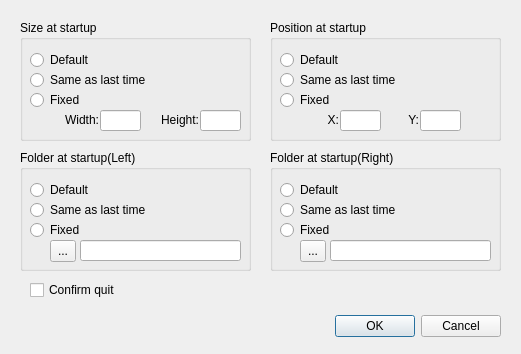
First picture: the form in optiondialog.ui, repository haraki/farman, before the edit.
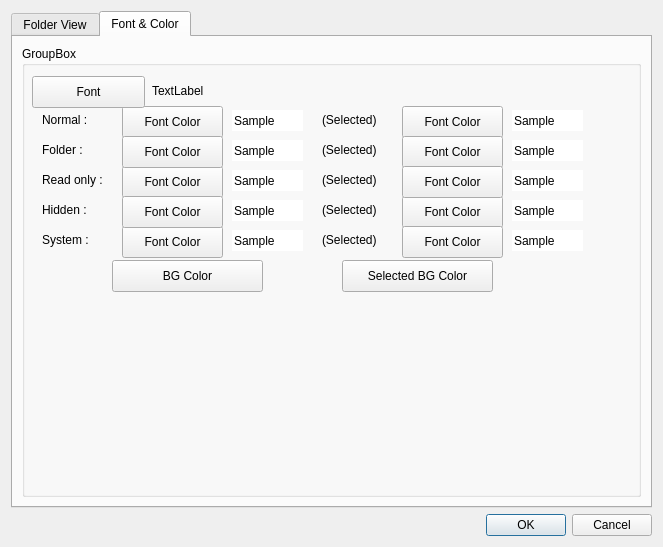
Second picture: the form after the edit.

Commit message: added font and color in option dialog.

```diff
--- a/optiondialog.ui
+++ b/optiondialog.ui
@@ -6,38 +6,26 @@
    <rect>
     <x>0</x>
     <y>0</y>
-    <width>521</width>
-    <height>354</height>
+    <width>663</width>
+    <height>547</height>
    </rect>
   </property>
   <property name="windowTitle">
    <string>Dialog</string>
   </property>
-  <widget class="QDialogButtonBox" name="buttonBox">
-   <property name="geometry">
-    <rect>
-     <x>160</x>
-     <y>310</y>
-     <width>341</width>
-     <height>32</height>
-    </rect>
-   </property>
-   <property name="orientation">
-    <enum>Qt::Horizontal</enum>
-   </property>
-   <property name="standardButtons">
-    <set>QDialogButtonBox::Cancel|QDialogButtonBox::Ok</set>
-   </property>
-  </widget>
+  <layout class="QVBoxLayout" name="verticalLayout">
+   <item>
+    <widget class="QTabWidget" name="tabWidget">
+     <property name="currentIndex">
+      <number>1</number>
+     </property>
+     <widget class="QWidget" name="folderViewTab">
+      <attribute name="title">
+       <string>Folder View</string>
+      </attribute>
+      <layout class="QGridLayout" name="gridLayout">
+       <item row="0" column="0">
   <widget class="QGroupBox" name="sizeAtStartupGroupBox">
-   <property name="geometry">
-    <rect>
-     <x>20</x>
-     <y>20</y>
-     <width>231</width>
-     <height>121</height>
-    </rect>
-   </property>
    <property name="title">
     <string>Size at startup</string>
    </property>
@@ -133,119 +121,9 @@
     </property>
    </widget>
   </widget>
-  <widget class="QGroupBox" name="positionAtStartupGroupBox">
-   <property name="geometry">
-    <rect>
-     <x>270</x>
-     <y>20</y>
-     <width>231</width>
-     <height>121</height>
-    </rect>
-   </property>
-   <property name="title">
-    <string>Position at startup</string>
-   </property>
-   <widget class="QLabel" name="positionYLabel">
-    <property name="geometry">
-     <rect>
-      <x>128</x>
-      <y>92</y>
-      <width>21</width>
-      <height>16</height>
-     </rect>
-    </property>
-    <property name="text">
-     <string>Y:</string>
-    </property>
-    <property name="alignment">
-     <set>Qt::AlignRight|Qt::AlignTrailing|Qt::AlignVCenter</set>
-    </property>
-   </widget>
-   <widget class="QLabel" name="positionXLabel">
-    <property name="geometry">
-     <rect>
-      <x>48</x>
-      <y>92</y>
-      <width>21</width>
-      <height>16</height>
-     </rect>
-    </property>
-    <property name="text">
-     <string>X:</string>
-    </property>
-    <property name="alignment">
-     <set>Qt::AlignRight|Qt::AlignTrailing|Qt::AlignVCenter</set>
-    </property>
-   </widget>
-   <widget class="QLineEdit" name="positionXLineEdit">
-    <property name="geometry">
-     <rect>
-      <x>70</x>
-      <y>90</y>
-      <width>41</width>
-      <height>21</height>
-     </rect>
-    </property>
-   </widget>
-   <widget class="QRadioButton" name="positionLastTimeRadioButton">
-    <property name="geometry">
-     <rect>
-      <x>10</x>
-      <y>50</y>
-      <width>141</width>
-      <height>20</height>
-     </rect>
-    </property>
-    <property name="text">
-     <string>Same as last time</string>
-    </property>
-   </widget>
-   <widget class="QLineEdit" name="positionYLineEdit">
-    <property name="geometry">
-     <rect>
-      <x>150</x>
-      <y>90</y>
-      <width>41</width>
-      <height>21</height>
-     </rect>
-    </property>
-   </widget>
-   <widget class="QRadioButton" name="positionDefaultRadioButton">
-    <property name="geometry">
-     <rect>
-      <x>10</x>
-      <y>30</y>
-      <width>100</width>
-      <height>20</height>
-     </rect>
-    </property>
-    <property name="text">
-     <string>Default</string>
-    </property>
-   </widget>
-   <widget class="QRadioButton" name="positionFixedRadioButton">
-    <property name="geometry">
-     <rect>
-      <x>10</x>
-      <y>70</y>
-      <width>100</width>
-      <height>20</height>
-     </rect>
-    </property>
-    <property name="text">
-     <string>Fixed</string>
-    </property>
-   </widget>
-  </widget>
+       </item>
+       <item row="1" column="0">
   <widget class="QGroupBox" name="leftFolderAtStartupGroupBox">
-   <property name="geometry">
-    <rect>
-     <x>20</x>
-     <y>150</y>
-     <width>231</width>
-     <height>121</height>
-    </rect>
-   </property>
    <property name="title">
     <string>Folder at startup(Left)</string>
    </property>
@@ -312,15 +190,9 @@
     </property>
    </widget>
   </widget>
+       </item>
+       <item row="1" column="1">
   <widget class="QGroupBox" name="rightFolderAtStartupGroupBox">
-   <property name="geometry">
-    <rect>
-     <x>270</x>
-     <y>150</y>
-     <width>231</width>
-     <height>121</height>
-    </rect>
-   </property>
    <property name="title">
     <string>Folder at startup(Right)</string>
    </property>
@@ -387,19 +259,673 @@
     </property>
    </widget>
   </widget>
+       </item>
+       <item row="0" column="1">
+        <widget class="QGroupBox" name="positionAtStartupGroupBox">
+         <property name="title">
+          <string>Position at startup</string>
+         </property>
+         <widget class="QLabel" name="positionYLabel">
+          <property name="geometry">
+           <rect>
+            <x>128</x>
+            <y>92</y>
+            <width>21</width>
+            <height>16</height>
+           </rect>
+          </property>
+          <property name="text">
+           <string>Y:</string>
+          </property>
+          <property name="alignment">
+           <set>Qt::AlignRight|Qt::AlignTrailing|Qt::AlignVCenter</set>
+          </property>
+         </widget>
+         <widget class="QLabel" name="positionXLabel">
+          <property name="geometry">
+           <rect>
+            <x>48</x>
+            <y>92</y>
+            <width>21</width>
+            <height>16</height>
+           </rect>
+          </property>
+          <property name="text">
+           <string>X:</string>
+          </property>
+          <property name="alignment">
+           <set>Qt::AlignRight|Qt::AlignTrailing|Qt::AlignVCenter</set>
+          </property>
+         </widget>
+         <widget class="QLineEdit" name="positionXLineEdit">
+          <property name="geometry">
+           <rect>
+            <x>70</x>
+            <y>90</y>
+            <width>41</width>
+            <height>21</height>
+           </rect>
+          </property>
+         </widget>
+         <widget class="QRadioButton" name="positionLastTimeRadioButton">
+          <property name="geometry">
+           <rect>
+            <x>10</x>
+            <y>50</y>
+            <width>141</width>
+            <height>20</height>
+           </rect>
+          </property>
+          <property name="text">
+           <string>Same as last time</string>
+          </property>
+         </widget>
+         <widget class="QLineEdit" name="positionYLineEdit">
+          <property name="geometry">
+           <rect>
+            <x>150</x>
+            <y>90</y>
+            <width>41</width>
+            <height>21</height>
+           </rect>
+          </property>
+         </widget>
+         <widget class="QRadioButton" name="positionDefaultRadioButton">
+          <property name="geometry">
+           <rect>
+            <x>10</x>
+            <y>30</y>
+            <width>100</width>
+            <height>20</height>
+           </rect>
+          </property>
+          <property name="text">
+           <string>Default</string>
+          </property>
+         </widget>
+         <widget class="QRadioButton" name="positionFixedRadioButton">
+          <property name="geometry">
+           <rect>
+            <x>10</x>
+            <y>70</y>
+            <width>100</width>
+            <height>20</height>
+           </rect>
+          </property>
+          <property name="text">
+           <string>Fixed</string>
+          </property>
+         </widget>
+        </widget>
+       </item>
+       <item row="2" column="0">
   <widget class="QCheckBox" name="confirmQuitCheckBox">
-   <property name="geometry">
-    <rect>
-     <x>30</x>
-     <y>280</y>
-     <width>121</width>
-     <height>20</height>
-    </rect>
-   </property>
    <property name="text">
     <string>Confirm quit</string>
    </property>
   </widget>
+       </item>
+      </layout>
+     </widget>
+     <widget class="QWidget" name="fontAndColorTab">
+      <attribute name="title">
+       <string>Font &amp;&amp; Color</string>
+      </attribute>
+      <layout class="QVBoxLayout" name="verticalLayout_4">
+       <item>
+        <widget class="QGroupBox" name="groupBox">
+         <property name="title">
+          <string>GroupBox</string>
+         </property>
+         <widget class="QLineEdit" name="fontAndColorFolderViewSystemSelectedLineEdit">
+          <property name="geometry">
+           <rect>
+            <x>490</x>
+            <y>184</y>
+            <width>71</width>
+            <height>21</height>
+           </rect>
+          </property>
+          <property name="focusPolicy">
+           <enum>Qt::NoFocus</enum>
+          </property>
+          <property name="text">
+           <string>Sample</string>
+          </property>
+          <property name="frame">
+           <bool>false</bool>
+          </property>
+          <property name="readOnly">
+           <bool>true</bool>
+          </property>
+         </widget>
+         <widget class="QLabel" name="fontAndColorFolderViewFontLabel">
+          <property name="geometry">
+           <rect>
+            <x>130</x>
+            <y>37</y>
+            <width>311</width>
+            <height>16</height>
+           </rect>
+          </property>
+          <property name="text">
+           <string>TextLabel</string>
+          </property>
+         </widget>
+         <widget class="QLineEdit" name="fontAndColorFolderViewFolderSelectedLineEdit">
+          <property name="geometry">
+           <rect>
+            <x>490</x>
+            <y>94</y>
+            <width>71</width>
+            <height>21</height>
+           </rect>
+          </property>
+          <property name="focusPolicy">
+           <enum>Qt::NoFocus</enum>
+          </property>
+          <property name="text">
+           <string>Sample</string>
+          </property>
+          <property name="frame">
+           <bool>false</bool>
+          </property>
+          <property name="readOnly">
+           <bool>true</bool>
+          </property>
+         </widget>
+         <widget class="QLineEdit" name="fontAndColorFolderViewReadOnlyLineEdit">
+          <property name="geometry">
+           <rect>
+            <x>210</x>
+            <y>124</y>
+            <width>71</width>
+            <height>21</height>
+           </rect>
+          </property>
+          <property name="focusPolicy">
+           <enum>Qt::NoFocus</enum>
+          </property>
+          <property name="text">
+           <string>Sample</string>
+          </property>
+          <property name="frame">
+           <bool>false</bool>
+          </property>
+          <property name="readOnly">
+           <bool>true</bool>
+          </property>
+         </widget>
+         <widget class="QPushButton" name="fontAndColorFolderViewChooseHiddenSelectedColorPushButton">
+          <property name="geometry">
+           <rect>
+            <x>380</x>
+            <y>150</y>
+            <width>101</width>
+            <height>32</height>
+           </rect>
+          </property>
+          <property name="text">
+           <string>Font Color</string>
+          </property>
+         </widget>
+         <widget class="QLineEdit" name="fontAndColorFolderViewReadOnlySelectedLineEdit">
+          <property name="geometry">
+           <rect>
+            <x>490</x>
+            <y>124</y>
+            <width>71</width>
+            <height>21</height>
+           </rect>
+          </property>
+          <property name="focusPolicy">
+           <enum>Qt::NoFocus</enum>
+          </property>
+          <property name="text">
+           <string>Sample</string>
+          </property>
+          <property name="frame">
+           <bool>false</bool>
+          </property>
+          <property name="readOnly">
+           <bool>true</bool>
+          </property>
+         </widget>
+         <widget class="QPushButton" name="fontAndColorFolderViewChooseReadOnlyColorPushButton">
+          <property name="geometry">
+           <rect>
+            <x>100</x>
+            <y>120</y>
+            <width>101</width>
+            <height>32</height>
+           </rect>
+          </property>
+          <property name="text">
+           <string>Font Color</string>
+          </property>
+         </widget>
+         <widget class="QPushButton" name="fontAndColorFolderViewChooseNormalSelectedColorPushButton">
+          <property name="geometry">
+           <rect>
+            <x>380</x>
+            <y>60</y>
+            <width>101</width>
+            <height>32</height>
+           </rect>
+          </property>
+          <property name="text">
+           <string>Font Color</string>
+          </property>
+         </widget>
+         <widget class="QPushButton" name="fontAndColorFolderViewChooseFolderSelectedColorPushButton">
+          <property name="geometry">
+           <rect>
+            <x>380</x>
+            <y>90</y>
+            <width>101</width>
+            <height>32</height>
+           </rect>
+          </property>
+          <property name="text">
+           <string>Font Color</string>
+          </property>
+         </widget>
+         <widget class="QPushButton" name="fontAndColorFolderViewChooseNormalColorPushButton">
+          <property name="geometry">
+           <rect>
+            <x>100</x>
+            <y>60</y>
+            <width>101</width>
+            <height>32</height>
+           </rect>
+          </property>
+          <property name="text">
+           <string>Font Color</string>
+          </property>
+         </widget>
+         <widget class="QLineEdit" name="fontAndColorFolderViewSystemLineEdit">
+          <property name="geometry">
+           <rect>
+            <x>210</x>
+            <y>184</y>
+            <width>71</width>
+            <height>21</height>
+           </rect>
+          </property>
+          <property name="focusPolicy">
+           <enum>Qt::NoFocus</enum>
+          </property>
+          <property name="text">
+           <string>Sample</string>
+          </property>
+          <property name="frame">
+           <bool>false</bool>
+          </property>
+          <property name="readOnly">
+           <bool>true</bool>
+          </property>
+         </widget>
+         <widget class="QPushButton" name="fontAndColorFolderViewChooseBGColorPushButton">
+          <property name="geometry">
+           <rect>
+            <x>90</x>
+            <y>214</y>
+            <width>151</width>
+            <height>32</height>
+           </rect>
+          </property>
+          <property name="text">
+           <string>BG Color</string>
+          </property>
+         </widget>
+         <widget class="QLabel" name="fontAndColorFolderViewReadOnlyLabel">
+          <property name="geometry">
+           <rect>
+            <x>20</x>
+            <y>126</y>
+            <width>81</width>
+            <height>16</height>
+           </rect>
+          </property>
+          <property name="text">
+           <string>Read only :</string>
+          </property>
+         </widget>
+         <widget class="QPushButton" name="fontAndColorFolderViewChooseSelectedBGColorPushButton">
+          <property name="geometry">
+           <rect>
+            <x>320</x>
+            <y>214</y>
+            <width>151</width>
+            <height>32</height>
+           </rect>
+          </property>
+          <property name="text">
+           <string>Selected BG Color</string>
+          </property>
+         </widget>
+         <widget class="QPushButton" name="fontAndColorFolderViewChooseReadOnlySelectedColorPushButton">
+          <property name="geometry">
+           <rect>
+            <x>380</x>
+            <y>120</y>
+            <width>101</width>
+            <height>32</height>
+           </rect>
+          </property>
+          <property name="text">
+           <string>Font Color</string>
+          </property>
+         </widget>
+         <widget class="QLineEdit" name="fontAndColorFolderViewNormalSelectedLineEdit">
+          <property name="geometry">
+           <rect>
+            <x>490</x>
+            <y>64</y>
+            <width>71</width>
+            <height>21</height>
+           </rect>
+          </property>
+          <property name="focusPolicy">
+           <enum>Qt::NoFocus</enum>
+          </property>
+          <property name="text">
+           <string>Sample</string>
+          </property>
+          <property name="frame">
+           <bool>false</bool>
+          </property>
+          <property name="readOnly">
+           <bool>true</bool>
+          </property>
+         </widget>
+         <widget class="QPushButton" name="fontAndColorFolderViewChooseSystemSelectedColorPushButton">
+          <property name="geometry">
+           <rect>
+            <x>380</x>
+            <y>180</y>
+            <width>101</width>
+            <height>32</height>
+           </rect>
+          </property>
+          <property name="text">
+           <string>Font Color</string>
+          </property>
+         </widget>
+         <widget class="QLabel" name="fontAndColorFolderViewNormalSelectedLabel">
+          <property name="geometry">
+           <rect>
+            <x>300</x>
+            <y>66</y>
+            <width>81</width>
+            <height>16</height>
+           </rect>
+          </property>
+          <property name="text">
+           <string>(Selected)</string>
+          </property>
+         </widget>
+         <widget class="QLineEdit" name="fontAndColorFolderViewFolderLineEdit">
+          <property name="geometry">
+           <rect>
+            <x>210</x>
+            <y>94</y>
+            <width>71</width>
+            <height>21</height>
+           </rect>
+          </property>
+          <property name="focusPolicy">
+           <enum>Qt::NoFocus</enum>
+          </property>
+          <property name="text">
+           <string>Sample</string>
+          </property>
+          <property name="frame">
+           <bool>false</bool>
+          </property>
+          <property name="readOnly">
+           <bool>true</bool>
+          </property>
+         </widget>
+         <widget class="QLabel" name="fontAndColorFolderViewFolderLabel">
+          <property name="geometry">
+           <rect>
+            <x>20</x>
+            <y>96</y>
+            <width>81</width>
+            <height>16</height>
+           </rect>
+          </property>
+          <property name="text">
+           <string>Folder :</string>
+          </property>
+         </widget>
+         <widget class="QLabel" name="fontAndColorFolderViewSystemLabel">
+          <property name="geometry">
+           <rect>
+            <x>20</x>
+            <y>186</y>
+            <width>81</width>
+            <height>16</height>
+           </rect>
+          </property>
+          <property name="text">
+           <string>System :</string>
+          </property>
+         </widget>
+         <widget class="QPushButton" name="fontAndColorFolderViewChooseSystemColorPushButton">
+          <property name="geometry">
+           <rect>
+            <x>100</x>
+            <y>180</y>
+            <width>101</width>
+            <height>32</height>
+           </rect>
+          </property>
+          <property name="text">
+           <string>Font Color</string>
+          </property>
+         </widget>
+         <widget class="QLabel" name="fontAndColorFolderViewReadOnlySelectedLabel">
+          <property name="geometry">
+           <rect>
+            <x>300</x>
+            <y>126</y>
+            <width>81</width>
+            <height>16</height>
+           </rect>
+          </property>
+          <property name="text">
+           <string>(Selected)</string>
+          </property>
+         </widget>
+         <widget class="QLineEdit" name="fontAndColorFolderViewHiddenSelectedLineEdit">
+          <property name="geometry">
+           <rect>
+            <x>490</x>
+            <y>154</y>
+            <width>71</width>
+            <height>21</height>
+           </rect>
+          </property>
+          <property name="focusPolicy">
+           <enum>Qt::NoFocus</enum>
+          </property>
+          <property name="text">
+           <string>Sample</string>
+          </property>
+          <property name="frame">
+           <bool>false</bool>
+          </property>
+          <property name="readOnly">
+           <bool>true</bool>
+          </property>
+         </widget>
+         <widget class="QLineEdit" name="fontAndColorFolderViewNormalLineEdit">
+          <property name="geometry">
+           <rect>
+            <x>210</x>
+            <y>64</y>
+            <width>71</width>
+            <height>21</height>
+           </rect>
+          </property>
+          <property name="focusPolicy">
+           <enum>Qt::NoFocus</enum>
+          </property>
+          <property name="text">
+           <string>Sample</string>
+          </property>
+          <property name="frame">
+           <bool>false</bool>
+          </property>
+          <property name="readOnly">
+           <bool>true</bool>
+          </property>
+         </widget>
+         <widget class="QLabel" name="fontAndColorFolderViewSystemSelectedLabel">
+          <property name="geometry">
+           <rect>
+            <x>300</x>
+            <y>186</y>
+            <width>81</width>
+            <height>16</height>
+           </rect>
+          </property>
+          <property name="text">
+           <string>(Selected)</string>
+          </property>
+         </widget>
+         <widget class="QLabel" name="fontAndColorFolderViewFolderSelectedLabel">
+          <property name="geometry">
+           <rect>
+            <x>300</x>
+            <y>96</y>
+            <width>81</width>
+            <height>16</height>
+           </rect>
+          </property>
+          <property name="text">
+           <string>(Selected)</string>
+          </property>
+         </widget>
+         <widget class="QPushButton" name="fontAndColorFolderViewChooseFontPushButton">
+          <property name="geometry">
+           <rect>
+            <x>10</x>
+            <y>30</y>
+            <width>113</width>
+            <height>32</height>
+           </rect>
+          </property>
+          <property name="text">
+           <string>Font</string>
+          </property>
+         </widget>
+         <widget class="QLabel" name="fontAndColorFolderViewHiddenSelectedLabel">
+          <property name="geometry">
+           <rect>
+            <x>300</x>
+            <y>156</y>
+            <width>81</width>
+            <height>16</height>
+           </rect>
+          </property>
+          <property name="text">
+           <string>(Selected)</string>
+          </property>
+         </widget>
+         <widget class="QLabel" name="fontAndColorFolderViewHiddenLabel">
+          <property name="geometry">
+           <rect>
+            <x>20</x>
+            <y>156</y>
+            <width>81</width>
+            <height>16</height>
+           </rect>
+          </property>
+          <property name="text">
+           <string>Hidden :</string>
+          </property>
+         </widget>
+         <widget class="QLineEdit" name="fontAndColorFolderViewHiddenLineEdit">
+          <property name="geometry">
+           <rect>
+            <x>210</x>
+            <y>154</y>
+            <width>71</width>
+            <height>21</height>
+           </rect>
+          </property>
+          <property name="focusPolicy">
+           <enum>Qt::NoFocus</enum>
+          </property>
+          <property name="text">
+           <string>Sample</string>
+          </property>
+          <property name="frame">
+           <bool>false</bool>
+          </property>
+          <property name="readOnly">
+           <bool>true</bool>
+          </property>
+         </widget>
+         <widget class="QLabel" name="fontAndColorFolderViewNormalLabel">
+          <property name="geometry">
+           <rect>
+            <x>20</x>
+            <y>66</y>
+            <width>81</width>
+            <height>16</height>
+           </rect>
+          </property>
+          <property name="text">
+           <string>Normal :</string>
+          </property>
+         </widget>
+         <widget class="QPushButton" name="fontAndColorFolderViewChooseFolderColorPushButton">
+          <property name="geometry">
+           <rect>
+            <x>100</x>
+            <y>90</y>
+            <width>101</width>
+            <height>32</height>
+           </rect>
+          </property>
+          <property name="text">
+           <string>Font Color</string>
+          </property>
+         </widget>
+         <widget class="QPushButton" name="fontAndColorFolderViewChooseHiddenColorPushButton">
+          <property name="geometry">
+           <rect>
+            <x>100</x>
+            <y>150</y>
+            <width>101</width>
+            <height>32</height>
+           </rect>
+          </property>
+          <property name="text">
+           <string>Font Color</string>
+          </property>
+         </widget>
+        </widget>
+       </item>
+      </layout>
+     </widget>
+    </widget>
+   </item>
+   <item>
+    <widget class="QDialogButtonBox" name="buttonBox">
+     <property name="orientation">
+      <enum>Qt::Horizontal</enum>
+     </property>
+     <property name="standardButtons">
+      <set>QDialogButtonBox::Cancel|QDialogButtonBox::Ok</set>
+     </property>
+    </widget>
+   </item>
+  </layout>
  </widget>
  <resources/>
  <connections>
```
Lines whose indentation alone changed are shown as unchanged.
